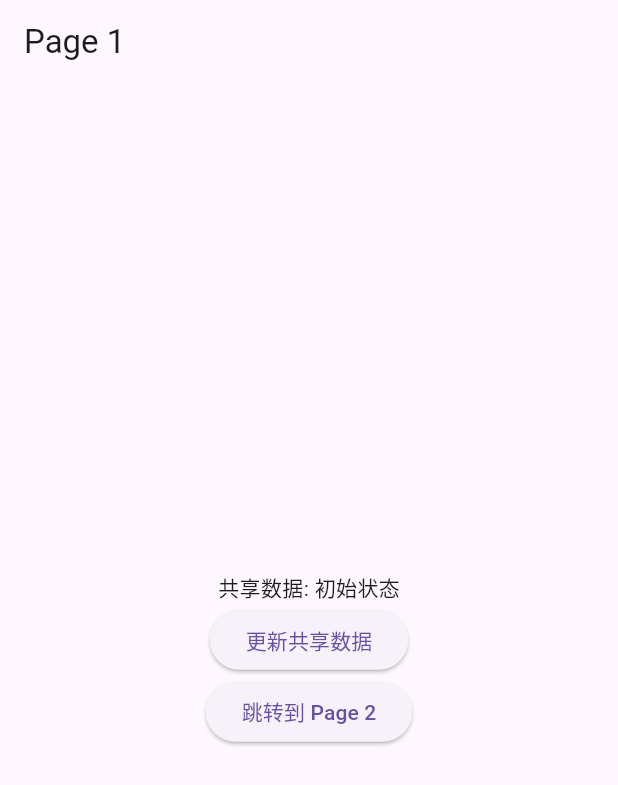
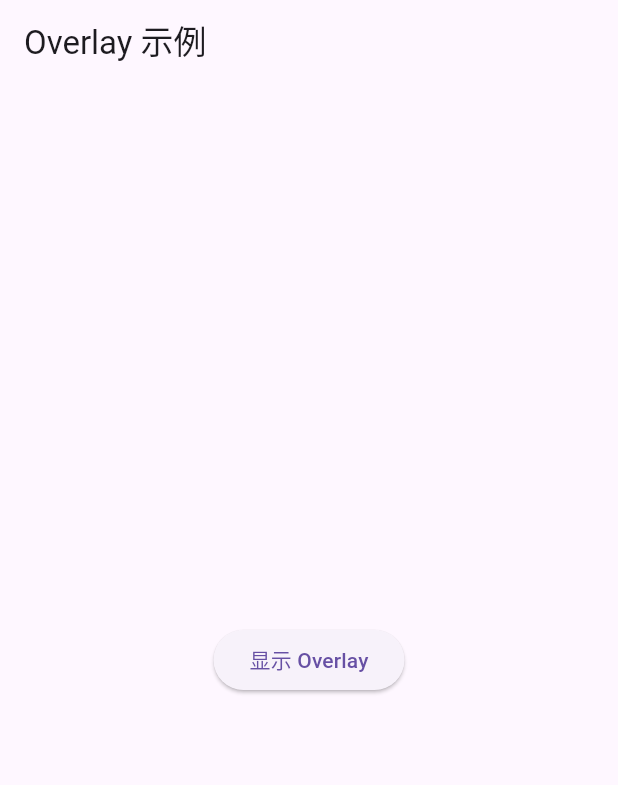
Before and after one commit to hc2088/test-flutter-mix, a Flutter app: the screen it shows after launch, on a phone screen of 412 x 824 dp. Shown: the top 785 px of the screen. Run offline on Flutter 3.47's test engine with Material 3 defaults, Android fonts, the phone set to English and light mode, and no system bars; missing offline and left inert: dart:ffi, flutter_boost, flutter_inappwebview.

Commit message:
新增 Overlay 示例，展示 Flutter 中 Overlay 的使用方法，包括浮层的显示与自动移除功能。

```diff
--- a/flutter_study/lib/main.dart
+++ b/flutter_study/lib/main.dart
@@ -49,6 +49,7 @@ import 'native/test_channel.dart' as test37;
 import 'native/test_event_channel.dart' as test38;
 import 'page/test_route_page.dart' as test40;
 import 'page/test_provider_page.dart' as test41;
+import 'ui/test_overlay.dart' as test42;
 
 // void main() => runApp(test1.MyApp());
 // void main() => test2.main();
@@ -90,4 +91,5 @@ import 'page/test_provider_page.dart' as test41;
 // void main() => test38.main();
 // void main() => test39.main();
 // void main() => test40.main();
-void main() => test41.main();
+// void main() => test41.main();
+void main() => test42.main();
--- a/flutter_study/lib/test_dialog/test_dialog_route.dart
+++ b/flutter_study/lib/test_dialog/test_dialog_route.dart
@@ -143,6 +143,7 @@ class _HomePageState extends State<HomePage> {
   void _showDialog() {
     //弹窗（Dialog）本质上是使用 Navigator.of(context).overlay.insert(...) 创建的一个 OverlayEntry。
     //Dialog 不在你当前页面的 widget 树上，但它仍然属于当前的 Navigator 管理的 overlay 栈。
+    //这里的 Overlay 指的是：Navigator 内部全局维护的那个 Overlay。
     showDialog(
       context: context,
       builder: (ctx) {
--- a/flutter_study/lib/ui/test_overlay.dart
+++ b/flutter_study/lib/ui/test_overlay.dart
@@ -0,0 +1,79 @@
+import 'package:flutter/material.dart';
+
+void main() {
+  runApp(const MyApp());
+}
+
+class MyApp extends StatelessWidget {
+  const MyApp({super.key});
+
+  @override
+  Widget build(BuildContext context) {
+    return const MaterialApp(
+      home: OverlayExample(),
+    );
+  }
+}
+
+class OverlayExample extends StatefulWidget {
+  const OverlayExample({super.key});
+
+  @override
+  State<OverlayExample> createState() => _OverlayExampleState();
+}
+
+class _OverlayExampleState extends State<OverlayExample> {
+  OverlayEntry? _overlayEntry;
+
+  void _showOverlay(BuildContext context) {
+    if (_overlayEntry != null) return; // 避免重复添加
+
+    _overlayEntry = OverlayEntry(
+      builder: (context) => Positioned(
+        top: 100,
+        left: MediaQuery.of(context).size.width / 2 - 75,
+        child: Material(
+          color: Colors.transparent,
+          child: Container(
+            width: 150,
+            padding: const EdgeInsets.all(12),
+            decoration: BoxDecoration(
+              color: Colors.black.withOpacity(0.8),
+              borderRadius: BorderRadius.circular(8),
+            ),
+            child: const Text(
+              "这是一个 Overlay 浮层",
+              style: TextStyle(color: Colors.white),
+              textAlign: TextAlign.center,
+            ),
+          ),
+        ),
+      ),
+    );
+
+    Overlay.of(context).insert(_overlayEntry!);
+
+    // 3 秒后自动移除
+    Future.delayed(const Duration(seconds: 3), () {
+      _removeOverlay();
+    });
+  }
+
+  void _removeOverlay() {
+    _overlayEntry?.remove();
+    _overlayEntry = null;
+  }
+
+  @override
+  Widget build(BuildContext context) {
+    return Scaffold(
+      appBar: AppBar(title: const Text("Overlay 示例")),
+      body: Center(
+        child: ElevatedButton(
+          onPressed: () => _showOverlay(context),
+          child: const Text("显示 Overlay"),
+        ),
+      ),
+    );
+  }
+}
```
Also changed, not shown: 1 other file.
